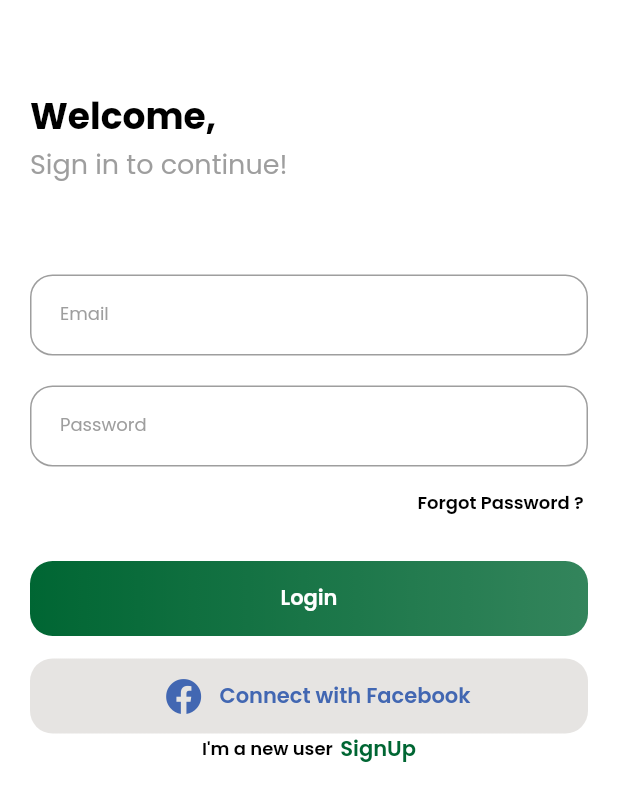
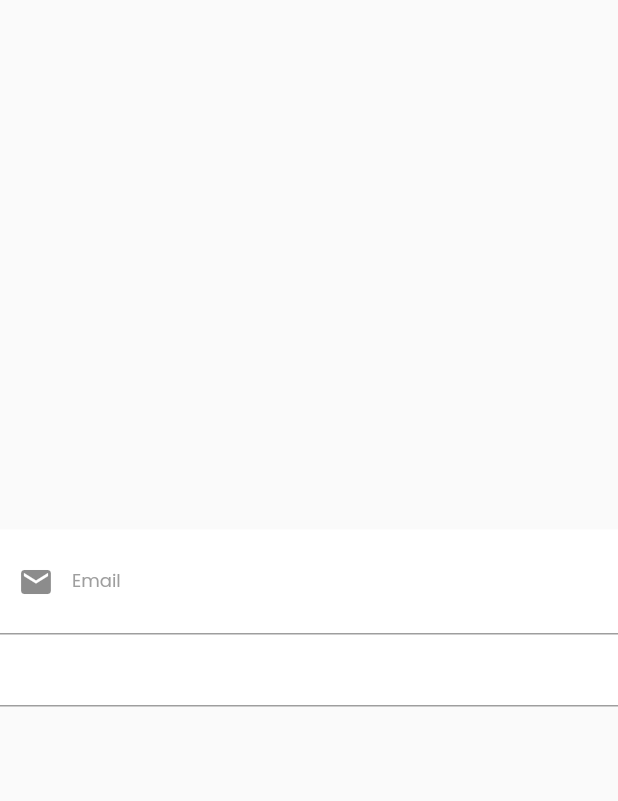
Before and after one commit to Terry9110/MobileCampsu2, a Flutter app: the screen it shows after launch, after a tap on "Done", on a phone screen of 412 x 824 dp. Shown: the top 801 px of the screen. Run offline on Flutter 3.47's test engine with Material 2 defaults, Android fonts, the phone set to English and light mode, and no system bars; our stand-ins replace cloud_functions, date_field, firebase_auth, firebase_core, flutter_multi_formatter, font_awesome_flutter and 2 more; missing offline and left inert: gender_picker; accounts and stored records are empty.

Commit message:
added editing controller for email and password

```diff
--- a/lib/LoginScreen/login_method.dart
+++ b/lib/LoginScreen/login_method.dart
@@ -1,3 +1,4 @@
+import 'package:campus2/LoginScreen/login_page.dart';
 import 'package:campus2/SignupScreen/Signup_method.dart';
 import 'package:campus2/SignupScreen/signup_screen.dart';
 import 'package:flutter/material.dart';
@@ -39,7 +40,7 @@ class LoginMehod extends StatelessWidget {
 
                     InkWell(
                       onTap: () {
-                                      Navigator.of(context).push(MaterialPageRoute(builder: (context) => SignupPage()));
+                                      Navigator.of(context).push(MaterialPageRoute(builder: (context) => LoginPage()));
 
                       },
                       child: Container(
--- a/lib/LoginScreen/login_page.dart
+++ b/lib/LoginScreen/login_page.dart
@@ -7,124 +7,187 @@ import 'package:flutter/material.dart';
 import 'package:google_fonts/google_fonts.dart';
 
 class LoginPage extends StatelessWidget {
-  const LoginPage({ Key? key }) : super(key: key);
+  // const LoginPage({Key? key}) : super(key: key);
+
+//form key
+  final _formKey = GlobalKey<FormState>();
+
+  //editing controller
+  final TextEditingController emailController = new TextEditingController();
+  final TextEditingController passwordController = new TextEditingController();
 
   @override
   Widget build(BuildContext context) {
-     double height = MediaQuery.of(context).size.height;
-    double width = MediaQuery.of(context).size.width;
+    //email field
+    final emailField = TextFormField(
+      autofocus: false,
+      controller: emailController,
+      keyboardType: TextInputType.emailAddress,
+      //  validator: (value) {
+
+      //  },
+
+      onSaved: (value) {
+        emailController.text = value!;
+      },
+      textInputAction: TextInputAction.next,
+      decoration: InputDecoration(
+        prefixIcon: const Icon(Icons.mail),
+        // contentPadding: const EdgeInsets.fromLTRB(20, 15, 20, 15),
+        hintText: "Email",
+        hintStyle: GoogleFonts.poppins(color: Colors.grey[400]),
+        contentPadding:
+            const EdgeInsets.only(left: 20, top: 15, bottom: 15, right: 5),
+        label:  Text('Email',
+        style: GoogleFonts.poppins(color: Colors.grey[500], fontSize: 12),
+        ),
+      ),
+    );
+
+    //password field
+    final passwordField = TextFormField(
+      autofocus: false,
+      controller: passwordController,
+      //  validator: (value) {
+
+      //  },
+
+      onSaved: (value) {
+        passwordController.text = value!;
+      },
+      textInputAction: TextInputAction.done,
+    );
     return Scaffold(
-      body: Container(
-      height: height,
-      width: width,
-      padding: const EdgeInsets.all(20),
-      color: Colors.white,
-      child: Column(
-        mainAxisAlignment: MainAxisAlignment.start,
-        crossAxisAlignment: CrossAxisAlignment.start,
-        children: [
-           const SizedBox(height: 40),
-            Text("Welcome,",
-                style: GoogleFonts.poppins(
-                    color: Colors.black,
-                    fontWeight: FontWeight.bold,
-                    fontSize: 24)),
-            const SizedBox(height: 0),
-              Text("Sign in to continue!",
-                style:
-                    GoogleFonts.poppins(color: Colors.grey[500], fontSize: 18)),
-                      const SizedBox(height: 60),
-                          AuthTextInput(
-              inputType: TextInputType.emailAddress,
-              label: "Email",
-              hintText: "johndoe@gmail.com",
-              // value: provider.email,
-              onChanged: (txt) {
-                // provider.setEmail(txt);
-              },
+      body: Center(
+        child: SingleChildScrollView(
+          child: Container(
+            color: Colors.white,
+            child: Form(
+              key: _formKey,
+              child: Column(
+                children: [emailField, passwordField],
+              ),
             ),
-               const SizedBox(height: 20),
-             AuthTextInput(
-                inputType: TextInputType.text,
-                label: "Password",
-                hintText: "*******",
-                // value: provider.password,
-                onChanged: (txt) {
-                  // provider.setPassword(txt);
-                },
-                passwordInput: true),
-                   const SizedBox(height: 15),
-            Row(
-                mainAxisAlignment: MainAxisAlignment.end,
-                crossAxisAlignment: CrossAxisAlignment.center,
-                children: [
-                  Text("Forgot Password ? ",
-                      style: GoogleFonts.poppins(
-                          color: Colors.black,
-                          fontWeight: FontWeight.w600,
-                          fontSize: 12))
-                ]),
-                    const SizedBox(height: 30),
-            // Visibility(
-            //     // visible: provider.isLoading,
-            //     child: Row(
-            //       mainAxisAlignment: MainAxisAlignment.center,
-            //       crossAxisAlignment: CrossAxisAlignment.center,
-            //       children: const [
-            //         CircularProgressIndicator(),
-            //       ],
-            //     )),
-                //  Visibility(
-                // visible: provider.errMessage != null,
-                // child: Row(
-                //   mainAxisAlignment: MainAxisAlignment.start,
-                //   crossAxisAlignment: CrossAxisAlignment.start,
-                //   children: [
-                //     Text(provider.errMessage ?? "",
-                //         style: GoogleFonts.poppins(
-                //             color: Colors.red, fontSize: 14)),
-                //   ],
-                // )),
-                //      Visibility(
-                // visible:
-                //     ((provider.isLoading) || (provider.errMessage != null)),
-                // child: const SizedBox(height: 10)),
-                  Visibility(
-                // visible: (!provider.isLoading),
-                child: InkWell(
-                    onTap: () {
-                      // provider.login();
-                    },
-                    child: const ActionButton(
-                      buttonName: "Login",
-                    ))),
-                       const SizedBox(height: 15),
-            const FaceBookSigninButton(buttonName: "Connect with Facebook"),
-                  Row(
-      mainAxisAlignment: MainAxisAlignment.center,
-      crossAxisAlignment: CrossAxisAlignment.center,
-      children: [
-        Text("I'm a new user",
-            style: GoogleFonts.poppins(
-                color: Colors.black,
-                fontSize: 12,
-                fontWeight: FontWeight.w600)),
-        const SizedBox(width: 5),
-        InkWell(
-            onTap: () {
-              Navigator.of(context).push(MaterialPageRoute(builder: (context) => SignUpMethod()));
+          ),
+        ),
+      ),
+    );
 
-            },
-            child: Text("SignUp",
-                style: GoogleFonts.poppins(
-                    color: const Color(0xFF006633),
-                    fontWeight: FontWeight.w600)))
-      ],
-    ),
-        ],
-      ),
-      ),
-
-    );
+//     double height = MediaQuery.of(context).size.height;
+//     double width = MediaQuery.of(context).size.width;
+//     return Scaffold(
+//       body: Container(
+//         height: height,
+//         width: width,
+//         padding: const EdgeInsets.all(20),
+//         color: Colors.white,
+//         child: Column(
+//           mainAxisAlignment: MainAxisAlignment.start,
+//           crossAxisAlignment: CrossAxisAlignment.start,
+//           children: [
+//             const SizedBox(height: 40),
+//             Text("Welcome,",
+//                 style: GoogleFonts.poppins(
+//                     color: Colors.black,
+//                     fontWeight: FontWeight.bold,
+//                     fontSize: 24)),
+//             const SizedBox(height: 0),
+//             Text("Sign in to continue!",
+//                 style:
+//                     GoogleFonts.poppins(color: Colors.grey[500], fontSize: 18)),
+//             const SizedBox(height: 60),
+//             AuthTextInput(
+//               inputType: TextInputType.emailAddress,
+//               label: "Email",
+//               hintText: "johndoe@gmail.com",
+//               // value: provider.email,
+//               onChanged: (txt) {
+//                 // provider.setEmail(txt);
+//               },
+//             ),
+//             const SizedBox(height: 20),
+//             AuthTextInput(
+//                 inputType: TextInputType.text,
+//                 label: "Password",
+//                 hintText: "*******",
+//                 // value: provider.password,
+//                 onChanged: (txt) {
+//                   // provider.setPassword(txt);
+//                 },
+//                 passwordInput: true),
+//             const SizedBox(height: 15),
+//             Row(
+//                 mainAxisAlignment: MainAxisAlignment.end,
+//                 crossAxisAlignment: CrossAxisAlignment.center,
+//                 children: [
+//                   Text("Forgot Password ? ",
+//                       style: GoogleFonts.poppins(
+//                           color: Colors.black,
+//                           fontWeight: FontWeight.w600,
+//                           fontSize: 12))
+//                 ]),
+//             const SizedBox(height: 30),
+//             // Visibility(
+//             //     // visible: provider.isLoading,
+//             //     child: Row(
+//             //       mainAxisAlignment: MainAxisAlignment.center,
+//             //       crossAxisAlignment: CrossAxisAlignment.center,
+//             //       children: const [
+//             //         CircularProgressIndicator(),
+//             //       ],
+//             //     )),
+//             //  Visibility(
+//             // visible: provider.errMessage != null,
+//             // child: Row(
+//             //   mainAxisAlignment: MainAxisAlignment.start,
+//             //   crossAxisAlignment: CrossAxisAlignment.start,
+//             //   children: [
+//             //     Text(provider.errMessage ?? "",
+//             //         style: GoogleFonts.poppins(
+//             //             color: Colors.red, fontSize: 14)),
+//             //   ],
+//             // )),
+//             //      Visibility(
+//             // visible:
+//             //     ((provider.isLoading) || (provider.errMessage != null)),
+//             // child: const SizedBox(height: 10)),
+//             Visibility(
+//                 // visible: (!provider.isLoading),
+//                 child: InkWell(
+//                     onTap: () {
+//                       // provider.login();
+//                     },
+//                     child: const ActionButton(
+//                       buttonName: "Login",
+//                     ))),
+//             const SizedBox(height: 15),
+//             const FaceBookSigninButton(buttonName: "Connect with Facebook"),
+//             Row(
+//               mainAxisAlignment: MainAxisAlignment.center,
+//               crossAxisAlignment: CrossAxisAlignment.center,
+//               children: [
+//                 Text("I'm a new user",
+//                     style: GoogleFonts.poppins(
+//                         color: Colors.black,
+//                         fontSize: 12,
+//                         fontWeight: FontWeight.w600)),
+//                 const SizedBox(width: 5),
+//                 InkWell(
+//                     onTap: () {
+//                       Navigator.of(context).push(MaterialPageRoute(
+//                           builder: (context) => SignUpMethod()));
+//                     },
+//                     child: Text("SignUp",
+//                         style: GoogleFonts.poppins(
+//                             color: const Color(0xFF006633),
+//                             fontWeight: FontWeight.w600)))
+//               ],
+//             ),
+//           ],
+//         ),
+//       ),
+//     );
+//   }
+// }
   }
 }
--- a/lib/main.dart
+++ b/lib/main.dart
@@ -88,7 +88,7 @@ class _MyHomePageState extends State<MyHomePage> {
     // The Flutter framework has been optimized to make rerunning build methods
     // fast, so that you can just rebuild anything that needs updating rather
     // than having to individually change instances of widgets.
-    return const LoginPage();
+    return LoginPage();
 
     // MaterialApp(
     //   title: 'Campsu,',
```
